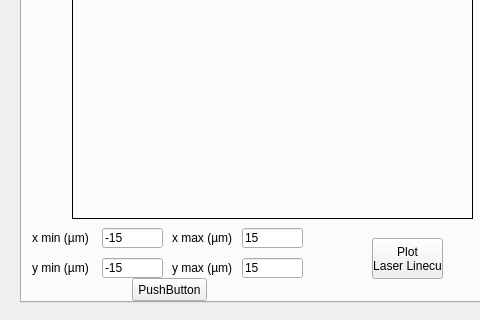
Qt form DiffusionAnalysis/form.ui (xuejianma/LabTools) before a commit; both pictures show x 0 to 480 and y 348 to 668 of the 822 by 668 pixel window.
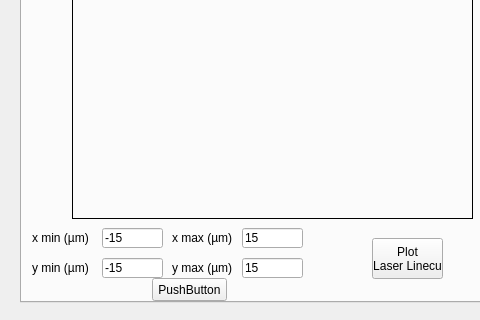
The same form after that commit. Icons and pictures are not drawn. Custom widgets are drawn as their Qt base class.

```diff
--- a/DiffusionAnalysis/form.ui
+++ b/DiffusionAnalysis/form.ui
@@ -654,7 +654,7 @@
     <widget class="QPushButton" name="pushButton">
      <property name="geometry">
       <rect>
-       <x>110</x>
+       <x>130</x>
        <y>590</y>
        <width>75</width>
        <height>23</height>
```
